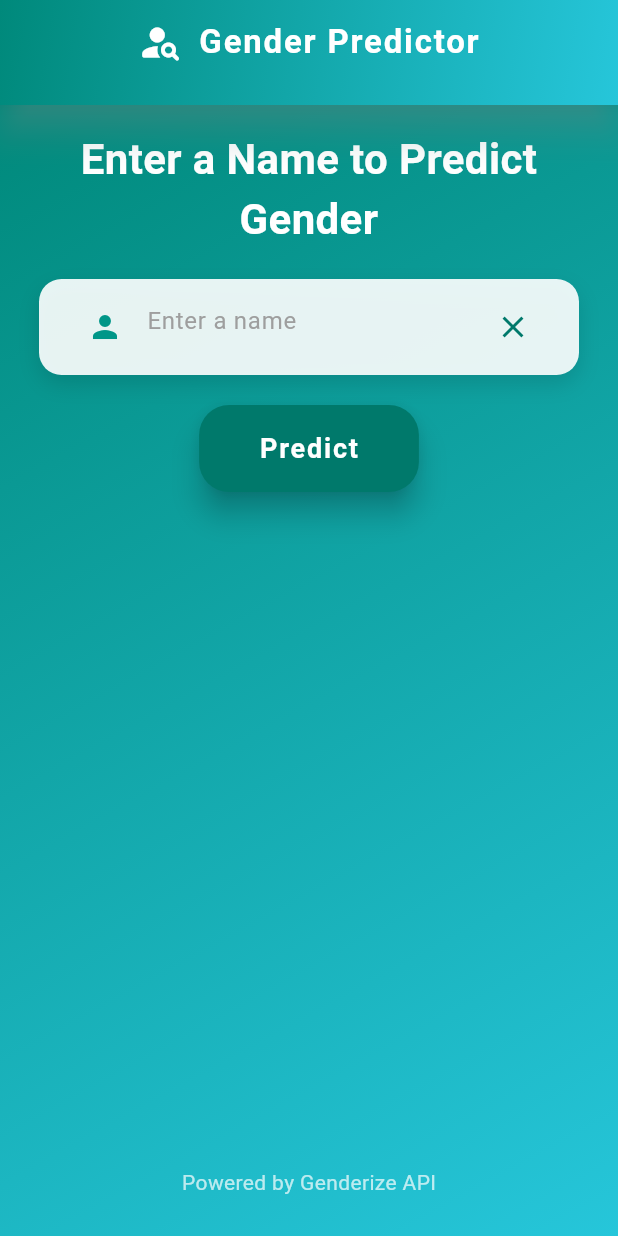
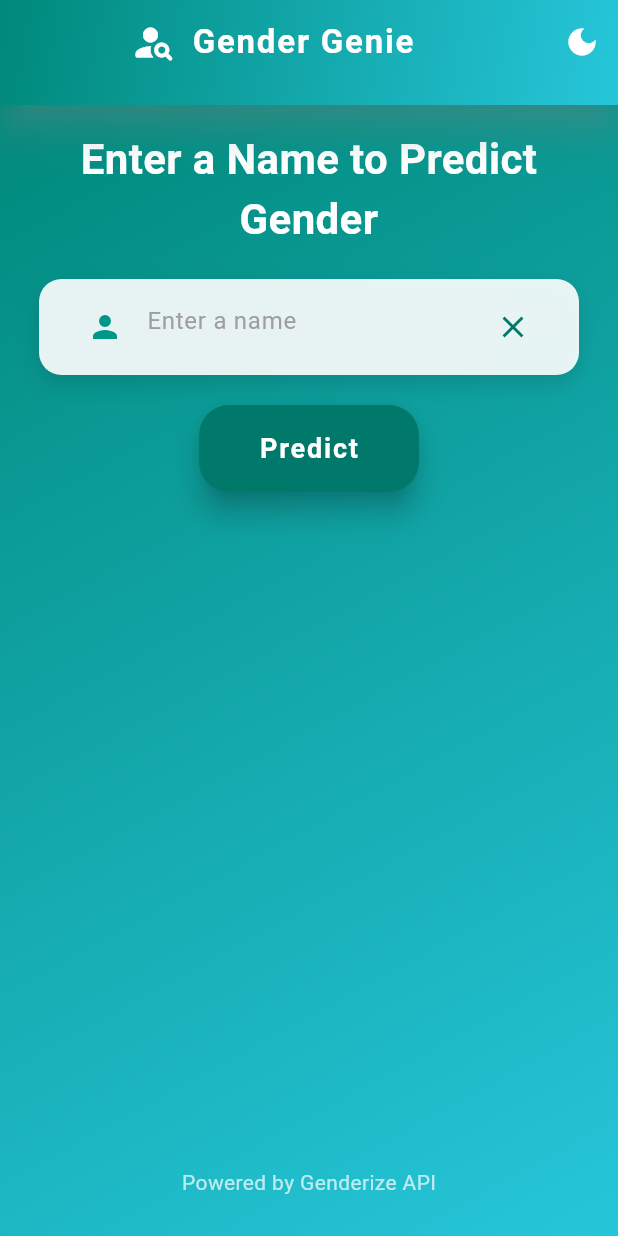
Before and after one commit to RensithUdara/gender_genie, a Flutter app: the screen it shows after launch, on a phone screen of 412 x 824 dp. Run offline on Flutter 3.47's test engine with Material 3 defaults, Android fonts, the phone set to English and light mode, and no system bars.

```diff
--- a/lib/main.dart
+++ b/lib/main.dart
@@ -1,20 +1,31 @@
 import 'package:flutter/material.dart';
+import 'package:gender_predictor/screen/home_screen.dart';
+import 'package:gender_predictor/screen/splash_screen.dart';
+import 'package:provider/provider.dart';
 
-import 'screen/home_screen.dart';
-
-void main() => runApp(MyApp());
+void main() {
+  runApp(
+    ChangeNotifierProvider(
+      create: (_) => ThemeNotifier(),
+      child: const MyApp(),
+    ),
+  );
+}
 
 class MyApp extends StatelessWidget {
+  const MyApp({super.key});
+
   @override
   Widget build(BuildContext context) {
-    return MaterialApp(
-      debugShowCheckedModeBanner: false,
-      title: 'GenderGenie',
-      theme: ThemeData(
-        primarySwatch: Colors.deepPurple,
-        brightness: Brightness.dark,
-      ),
-      home: HomeScreen(),
+    return Consumer<ThemeNotifier>(
+      builder: (context, themeNotifier, child) {
+        return MaterialApp(
+          theme:
+              themeNotifier.isDarkMode ? ThemeData.dark() : ThemeData.light(),
+          home: const SplashScreen(), // Start with the SplashScreen
+          debugShowCheckedModeBanner: false,
+        );
+      },
     );
   }
 }
--- a/lib/screen/home_screen.dart
+++ b/lib/screen/home_screen.dart
@@ -2,6 +2,42 @@ import 'dart:convert';
 
 import 'package:flutter/material.dart';
 import 'package:http/http.dart' as http;
+import 'package:provider/provider.dart'; // Import provider package
+
+void main() {
+  runApp(
+    ChangeNotifierProvider(
+      create: (_) => ThemeNotifier(),
+      child: const MyApp(),
+    ),
+  );
+}
+
+class MyApp extends StatelessWidget {
+  const MyApp({super.key});
+
+  @override
+  Widget build(BuildContext context) {
+    final themeNotifier = Provider.of<ThemeNotifier>(context);
+    return MaterialApp(
+      theme: themeNotifier.isDarkMode ? ThemeData.dark() : ThemeData.light(),
+      home: const HomeScreen(),
+      debugShowCheckedModeBanner: false,
+    );
+  }
+}
+
+// ThemeNotifier to manage theme state
+class ThemeNotifier extends ChangeNotifier {
+  bool _isDarkMode = false;
+
+  bool get isDarkMode => _isDarkMode;
+
+  void toggleTheme() {
+    _isDarkMode = !_isDarkMode;
+    notifyListeners();
+  }
+}
 
 class HomeScreen extends StatefulWidget {
   const HomeScreen({Key? key}) : super(key: key);
@@ -42,8 +78,16 @@ class _HomeScreenState extends State<HomeScreen>
     });
   }
 
-  LinearGradient getGradient() {
-    if (imageResult == 'male') {
+  LinearGradient getGradient(BuildContext context) {
+    final themeNotifier = Provider.of<ThemeNotifier>(context);
+    if (themeNotifier.isDarkMode) {
+      // Different gradient for dark mode
+      return LinearGradient(
+        colors: [Colors.grey.shade800, Colors.black87],
+        begin: Alignment.topLeft,
+        end: Alignment.bottomRight,
+      );
+    } else if (imageResult == 'male') {
       return LinearGradient(
         colors: [Colors.lightBlueAccent, Colors.blueAccent.shade200],
         begin: Alignment.topLeft,
@@ -88,16 +132,18 @@ class _HomeScreenState extends State<HomeScreen>
 
   @override
   Widget build(BuildContext context) {
+    final themeNotifier = Provider.of<ThemeNotifier>(context);
+
     return SafeArea(
       child: Scaffold(
-        backgroundColor: Colors.white,
+        backgroundColor: themeNotifier.isDarkMode ? Colors.black : Colors.white,
         appBar: PreferredSize(
           preferredSize: const Size.fromHeight(70),
           child: AppBar(
             automaticallyImplyLeading: false,
             flexibleSpace: Container(
               decoration: BoxDecoration(
-                gradient: getGradient(),
+                gradient: getGradient(context),
               ),
             ),
             elevation: 10,
@@ -112,7 +158,7 @@ class _HomeScreenState extends State<HomeScreen>
                 ),
                 SizedBox(width: 10),
                 Text(
-                  'Gender Predictor',
+                  'Gender Genie',
                   style: TextStyle(
                     fontWeight: FontWeight.w700,
                     fontSize: 22,
@@ -124,6 +170,17 @@ class _HomeScreenState extends State<HomeScreen>
               ],
             ),
             centerTitle: true,
+            actions: [
+              IconButton(
+                icon: Icon(
+                  themeNotifier.isDarkMode ? Icons.light_mode : Icons.dark_mode,
+                  color: Colors.white,
+                ),
+                onPressed: () {
+                  themeNotifier.toggleTheme();
+                },
+              ),
+            ],
           ),
         ),
         body: Stack(
@@ -131,7 +188,7 @@ class _HomeScreenState extends State<HomeScreen>
             // Background Gradient
             Container(
               decoration: BoxDecoration(
-                gradient: getGradient(),
+                gradient: getGradient(context),
               ),
             ),
             Padding(
@@ -166,7 +223,9 @@ class _HomeScreenState extends State<HomeScreen>
                               margin:
                                   const EdgeInsets.symmetric(horizontal: 10),
                               decoration: BoxDecoration(
-                                color: Colors.white.withOpacity(0.9),
+                                color: themeNotifier.isDarkMode
+                                    ? Colors.grey.shade800.withOpacity(0.8)
+                                    : Colors.white.withOpacity(0.9),
                                 borderRadius: BorderRadius.circular(15),
                                 boxShadow: const [
                                   BoxShadow(
@@ -267,7 +326,7 @@ class _HomeScreenState extends State<HomeScreen>
                                                   style: const TextStyle(
                                                     fontSize: 22,
                                                     fontWeight: FontWeight.w500,
-                                                    color: Color.fromARGB(255, 4, 0, 255),
+                                                    color: Colors.teal,
                                                   ),
                                                 ),
                                                 const SizedBox(height: 20),
--- a/pubspec.yaml
+++ b/pubspec.yaml
@@ -36,6 +36,7 @@ dependencies:
   # Use with the CupertinoIcons class for iOS style icons.
   cupertino_icons: ^1.0.2
   http: ^1.2.0
+  provider: ^6.1.2
 
 dev_dependencies:
   flutter_test:
```
Also changed, not shown: lib/screen/splash_screen.dart (added, +202 -0 lines), pubspec.lock.
